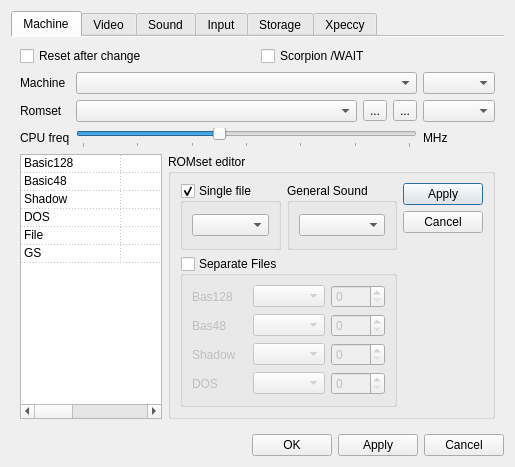
Above: ui/setupwin.ui from samstyle/Xpeccy before the change. Below: the same form after it.
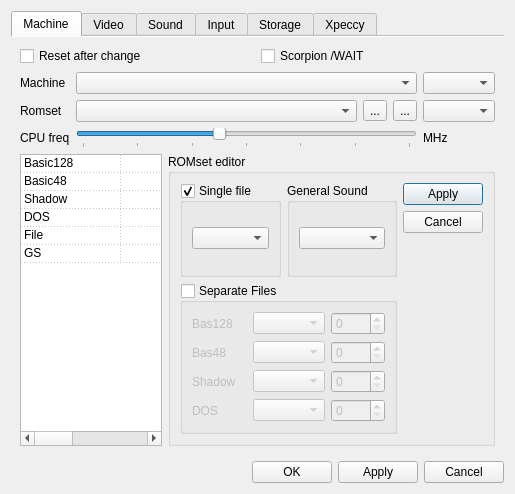
That is the form after the change. Icons and pictures are not drawn.

```diff
--- a/ui/setupwin.ui
+++ b/ui/setupwin.ui
@@ -6,8 +6,8 @@
    <rect>
     <x>0</x>
     <y>0</y>
-    <width>505</width>
-    <height>449</height>
+    <width>507</width>
+    <height>494</height>
    </rect>
   </property>
   <property name="sizePolicy">
```
